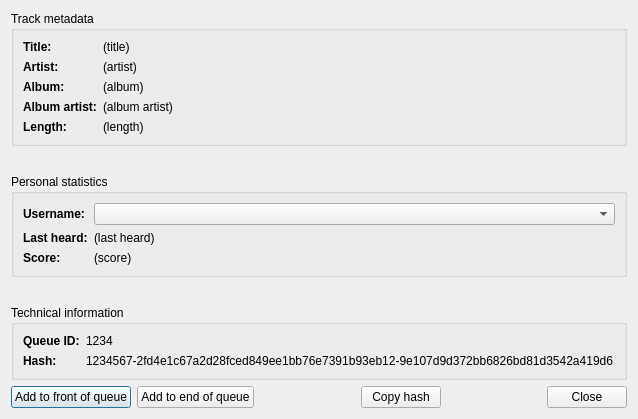
Old version of the form src/gui-remote/trackinfodialog.ui in the repository hyperquantum/PMP.
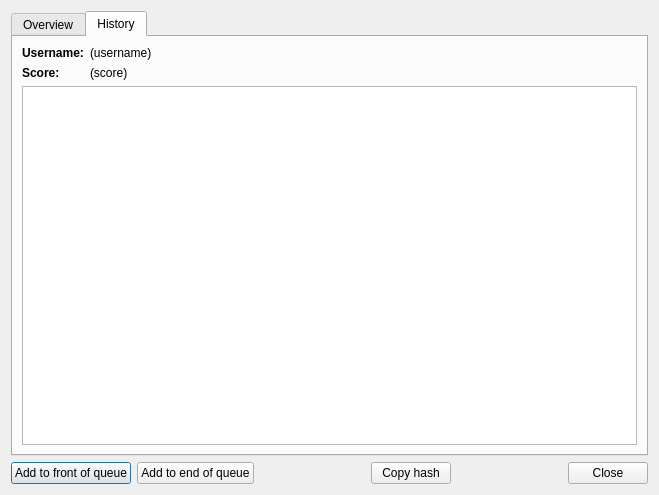
New version of the form. The open tabs and pages were chosen to show the change.

Commit message:
Track info dialog: add simple track history view
Introduce tab pages. Existing information remains on the first tab page.
The second tab page contains the playback history for the track and the
selected user.

Patch:
```diff
--- a/src/gui-remote/trackinfodialog.ui
+++ b/src/gui-remote/trackinfodialog.ui
@@ -6,8 +6,8 @@
    <rect>
     <x>0</x>
     <y>0</y>
-    <width>638</width>
-    <height>419</height>
+    <width>646</width>
+    <height>495</height>
    </rect>
   </property>
   <property name="windowTitle">
@@ -15,6 +15,16 @@
   </property>
   <layout class="QVBoxLayout" name="verticalLayout">
    <item>
+    <widget class="QTabWidget" name="tabWidget">
+     <property name="currentIndex">
+      <number>0</number>
+     </property>
+     <widget class="QWidget" name="overviewTab">
+      <attribute name="title">
+       <string>Overview</string>
+      </attribute>
+      <layout class="QVBoxLayout" name="verticalLayout_2">
+       <item>
     <widget class="QGroupBox" name="trackMetadataGroupBox">
      <property name="title">
       <string>Track metadata</string>
@@ -109,14 +119,14 @@
     </widget>
    </item>
    <item>
-    <spacer name="verticalSpacer_2">
+        <spacer name="verticalSpacer">
      <property name="orientation">
       <enum>Qt::Vertical</enum>
      </property>
      <property name="sizeHint" stdset="0">
       <size>
-       <width>20</width>
-       <height>40</height>
+           <width>128</width>
+           <height>14</height>
       </size>
      </property>
     </spacer>
@@ -178,14 +188,14 @@
     </widget>
    </item>
    <item>
-    <spacer name="verticalSpacer">
+        <spacer name="verticalSpacer_2">
      <property name="orientation">
       <enum>Qt::Vertical</enum>
      </property>
      <property name="sizeHint" stdset="0">
       <size>
-       <width>20</width>
-       <height>40</height>
+           <width>228</width>
+           <height>14</height>
       </size>
      </property>
     </spacer>
@@ -231,6 +241,58 @@
        </widget>
       </item>
      </layout>
+        </widget>
+       </item>
+      </layout>
+     </widget>
+     <widget class="QWidget" name="historyTab">
+      <attribute name="title">
+       <string>History</string>
+      </attribute>
+      <layout class="QVBoxLayout" name="verticalLayout_3">
+       <item>
+        <layout class="QFormLayout" name="formLayout_3">
+         <item row="0" column="0">
+          <widget class="QLabel" name="usernameLabel2">
+           <property name="styleSheet">
+            <string notr="true">font-weight: bold</string>
+           </property>
+           <property name="text">
+            <string>Username:</string>
+           </property>
+          </widget>
+         </item>
+         <item row="0" column="1">
+          <widget class="QLabel" name="usernameValueLabel">
+           <property name="text">
+            <string>(username)</string>
+           </property>
+          </widget>
+         </item>
+         <item row="1" column="0">
+          <widget class="QLabel" name="scoreLabel2">
+           <property name="styleSheet">
+            <string notr="true">font-weight: bold</string>
+           </property>
+           <property name="text">
+            <string>Score:</string>
+           </property>
+          </widget>
+         </item>
+         <item row="1" column="1">
+          <widget class="QLabel" name="scoreValueLabel2">
+           <property name="text">
+            <string>(score)</string>
+           </property>
+          </widget>
+         </item>
+        </layout>
+       </item>
+       <item>
+        <widget class="QTableView" name="historyTableView"/>
+       </item>
+      </layout>
+     </widget>
     </widget>
    </item>
    <item>
```
Left out of the diff: 34 changed lines with no effect on the pictures. Lines whose indentation alone changed are shown as unchanged. The commit also changes 6 other files.
